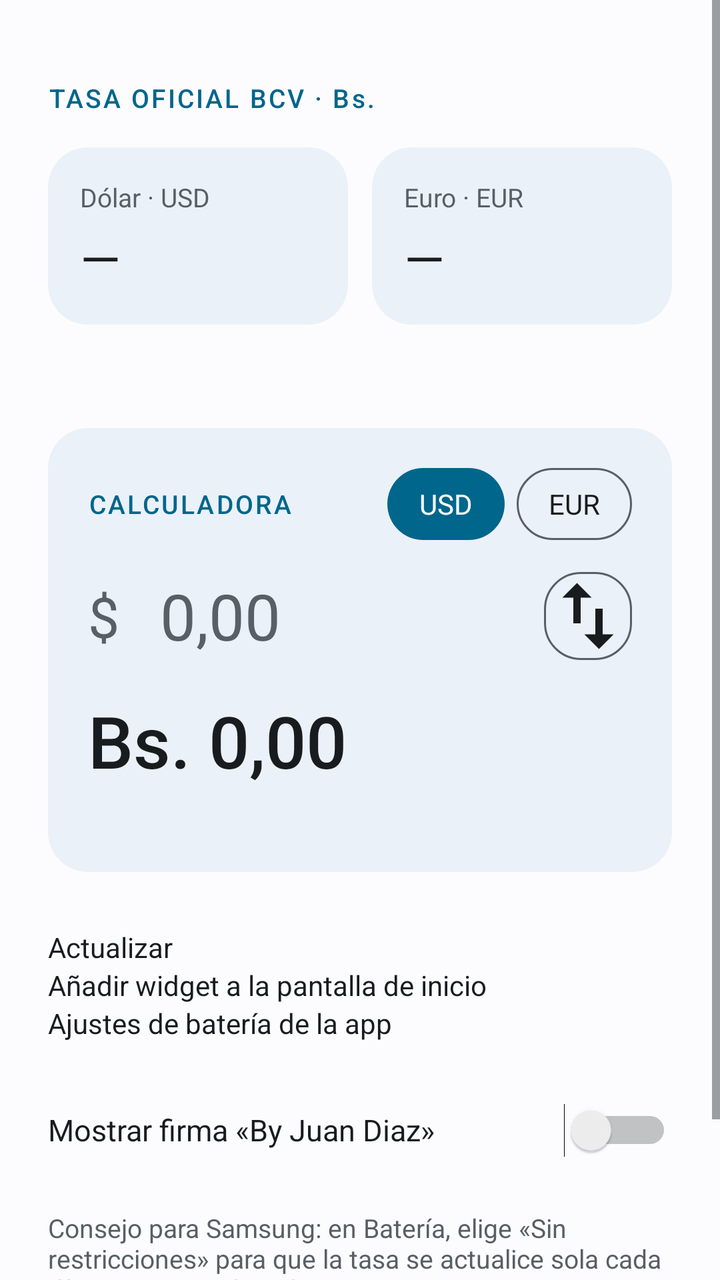
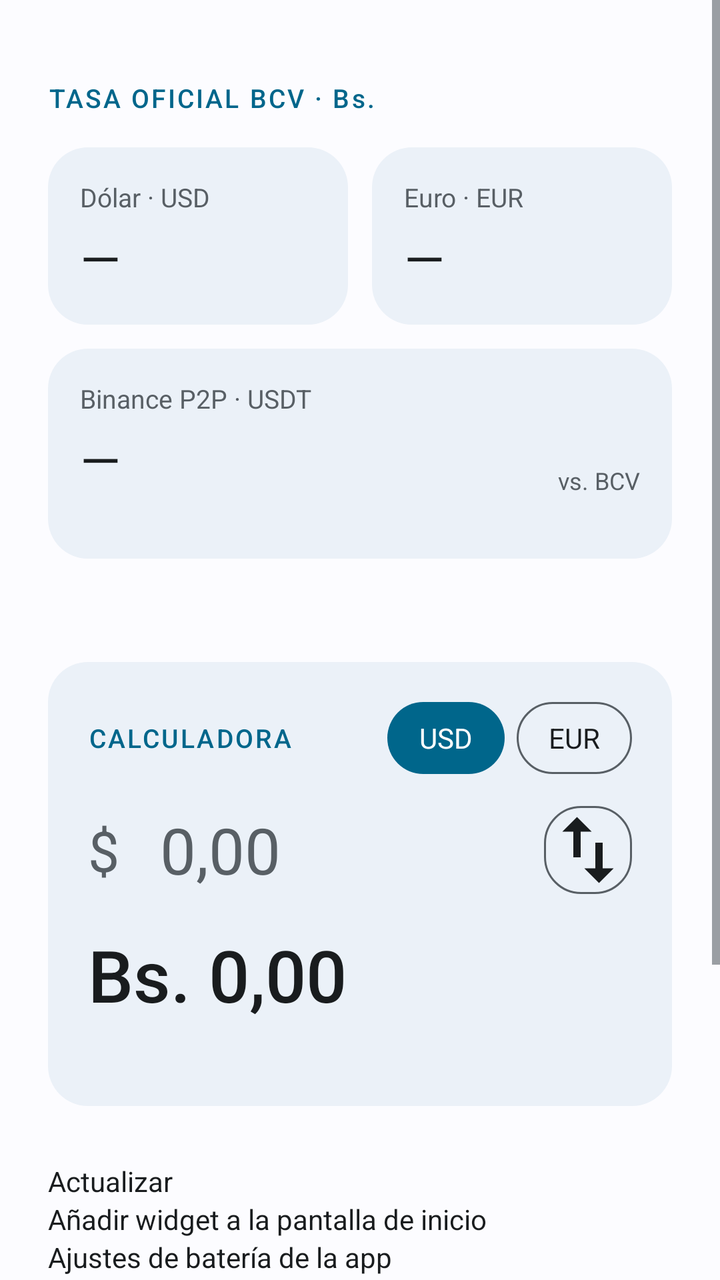

Compare the two renders of this Android layout. The source of the first and the diff that turns it into the second are given below.
<!-- AndroidManifest.xml: application theme AppTheme -->
<!-- res/layout/activity_main.xml -->
<?xml version="1.0" encoding="utf-8"?>
<ScrollView xmlns:android="http://schemas.android.com/apk/res/android"
    android:layout_width="match_parent"
    android:layout_height="match_parent"
    android:background="@color/surface"
    android:fillViewport="true"
    android:fitsSystemWindows="true">

    <LinearLayout
        android:layout_width="match_parent"
        android:layout_height="wrap_content"
        android:orientation="vertical"
        android:padding="24dp">

        <TextView
            android:layout_width="wrap_content"
            android:layout_height="wrap_content"
            android:layout_marginTop="16dp"
            android:fontFamily="sans-serif-medium"
            android:letterSpacing="0.08"
            android:text="@string/header"
            android:textColor="@color/accent"
            android:textSize="13sp" />

        
        <LinearLayout
            android:layout_width="match_parent"
            android:layout_height="wrap_content"
            android:layout_marginTop="16dp"
            android:orientation="horizontal">

            <LinearLayout
                android:layout_width="0dp"
                android:layout_height="wrap_content"
                android:layout_marginEnd="6dp"
                android:layout_weight="1"
                android:background="@drawable/card_bg"
                android:orientation="vertical"
                android:padding="16dp">

                <TextView
                    android:layout_width="wrap_content"
                    android:layout_height="wrap_content"
                    android:text="Dólar · USD"
                    android:textColor="@color/text_secondary"
                    android:textSize="13sp" />

                <TextView
                    android:id="@+id/usd"
                    android:layout_width="wrap_content"
                    android:layout_height="wrap_content"
                    android:layout_marginTop="4dp"
                    android:maxLines="1"
                    android:text="—"
                    android:textColor="@color/text_primary"
                    android:textSize="26sp" />
            </LinearLayout>

            <LinearLayout
                android:layout_width="0dp"
                android:layout_height="wrap_content"
                android:layout_marginStart="6dp"
                android:layout_weight="1"
                android:background="@drawable/card_bg"
                android:orientation="vertical"
                android:padding="16dp">

                <TextView
                    android:layout_width="wrap_content"
                    android:layout_height="wrap_content"
                    android:text="Euro · EUR"
                    android:textColor="@color/text_secondary"
                    android:textSize="13sp" />

                <TextView
                    android:id="@+id/eur"
                    android:layout_width="wrap_content"
                    android:layout_height="wrap_content"
                    android:layout_marginTop="4dp"
                    android:maxLines="1"
                    android:text="—"
                    android:textColor="@color/text_primary"
                    android:textSize="26sp" />
            </LinearLayout>
        </LinearLayout>

        <TextView
            android:id="@+id/status"
            android:layout_width="wrap_content"
            android:layout_height="wrap_content"
            android:layout_marginTop="10dp"
            android:textColor="@color/text_secondary"
            android:textSize="13sp" />

        
        <LinearLayout
            android:layout_width="match_parent"
            android:layout_height="wrap_content"
            android:layout_marginTop="24dp"
            android:background="@drawable/card_bg"
            android:orientation="vertical"
            android:padding="20dp">

            <LinearLayout
                android:layout_width="match_parent"
                android:layout_height="wrap_content"
                android:gravity="center_vertical"
                android:orientation="horizontal">

                <TextView
                    android:layout_width="0dp"
                    android:layout_height="wrap_content"
                    android:layout_weight="1"
                    android:fontFamily="sans-serif-medium"
                    android:letterSpacing="0.08"
                    android:text="@string/calc_title"
                    android:textColor="@color/accent"
                    android:textSize="13sp" />

                <RadioGroup
                    android:id="@+id/currency"
                    android:layout_width="wrap_content"
                    android:layout_height="wrap_content"
                    android:checkedButton="@+id/cur_usd"
                    android:orientation="horizontal">

                    <RadioButton
                        android:id="@+id/cur_usd"
                        android:layout_width="wrap_content"
                        android:layout_height="36dp"
                        android:background="@drawable/seg_bg"
                        android:button="@null"
                        android:gravity="center"
                        android:paddingStart="16dp"
                        android:paddingEnd="16dp"
                        android:text="USD"
                        android:textColor="@color/seg_text"
                        android:textSize="14sp" />

                    <RadioButton
                        android:id="@+id/cur_eur"
                        android:layout_width="wrap_content"
                        android:layout_height="36dp"
                        android:layout_marginStart="6dp"
                        android:background="@drawable/seg_bg"
                        android:button="@null"
                        android:gravity="center"
                        android:paddingStart="16dp"
                        android:paddingEnd="16dp"
                        android:text="EUR"
                        android:textColor="@color/seg_text"
                        android:textSize="14sp" />
                </RadioGroup>
            </LinearLayout>

            
            <LinearLayout
                android:layout_width="match_parent"
                android:layout_height="wrap_content"
                android:layout_marginTop="16dp"
                android:gravity="center_vertical"
                android:orientation="horizontal">

                <TextView
                    android:id="@+id/in_symbol"
                    android:layout_width="wrap_content"
                    android:layout_height="wrap_content"
                    android:minWidth="36dp"
                    android:text="$"
                    android:textColor="@color/text_secondary"
                    android:textSize="28sp" />

                <EditText
                    android:id="@+id/amount"
                    android:layout_width="0dp"
                    android:layout_height="wrap_content"
                    android:layout_weight="1"
                    android:backgroundTint="@color/accent"
                    android:digits="0123456789.,"
                    android:hint="0,00"
                    android:importantForAutofill="no"
                    android:inputType="numberDecimal"
                    android:maxLength="15"
                    android:textColor="@color/text_primary"
                    android:textColorHint="@color/text_secondary"
                    android:textSize="32sp" />

                <ImageButton
                    android:id="@+id/swap"
                    android:layout_width="44dp"
                    android:layout_height="44dp"
                    android:layout_marginStart="8dp"
                    android:background="@drawable/seg_bg"
                    android:contentDescription="@string/swap"
                    android:src="@drawable/ic_swap" />
            </LinearLayout>

            
            <TextView
                android:id="@+id/result"
                android:layout_width="match_parent"
                android:layout_height="wrap_content"
                android:layout_marginTop="16dp"
                android:fontFamily="sans-serif-medium"
                android:text="Bs. 0,00"
                android:textColor="@color/text_primary"
                android:textIsSelectable="false"
                android:textSize="36sp" />

            <TextView
                android:id="@+id/rate_used"
                android:layout_width="match_parent"
                android:layout_height="wrap_content"
                android:layout_marginTop="4dp"
                android:textColor="@color/text_secondary"
                android:textSize="13sp" />
        </LinearLayout>

        <Button
            android:id="@+id/btn_refresh"
            android:layout_width="match_parent"
            android:layout_height="wrap_content"
            android:layout_marginTop="28dp"
            android:text="@string/refresh" />

        <Button
            android:id="@+id/btn_pin"
            android:layout_width="match_parent"
            android:layout_height="wrap_content"
            android:text="@string/pin" />

        <Button
            android:id="@+id/btn_battery"
            android:layout_width="match_parent"
            android:layout_height="wrap_content"
            android:text="@string/battery" />

        <Switch
            android:id="@+id/show_credit"
            android:layout_width="match_parent"
            android:layout_height="wrap_content"
            android:layout_marginTop="20dp"
            android:minHeight="48dp"
            android:text="@string/show_credit"
            android:textColor="@color/text_primary"
            android:textSize="15sp" />

        <TextView
            android:layout_width="wrap_content"
            android:layout_height="wrap_content"
            android:layout_marginTop="16dp"
            android:text="@string/battery_hint"
            android:textColor="@color/text_secondary"
            android:textSize="13sp" />

        <TextView
            android:id="@+id/credit"
            android:layout_width="wrap_content"
            android:layout_height="wrap_content"
            android:layout_gravity="center_horizontal"
            android:layout_marginTop="40dp"
            android:alpha="0.45"
            android:text="@string/credit"
            android:textColor="@color/text_secondary"
            android:textSize="11sp" />
    </LinearLayout>
</ScrollView>
<!-- resources referenced by this layout -->
<resources>
  <color name="accent">#FF8A6A12</color>
  <color name="surface">#FFF7F8FC</color>
  <color name="text_primary">#FF121A41</color>
  <color name="text_secondary">#FF5B6280</color>
  <!-- drawable card_bg (drawable) -->
  <?xml version="1.0" encoding="utf-8"?>
  <shape xmlns:android="http://schemas.android.com/apk/res/android" android:shape="rectangle">
      <solid android:color="@color/card" />
      <corners android:radius="20dp" />
  </shape>
  <!-- drawable ic_swap (drawable) -->
  <vector xmlns:android="http://schemas.android.com/apk/res/android"
      android:width="22dp" android:height="22dp"
      android:viewportWidth="24" android:viewportHeight="24">
      <path android:fillColor="@color/text_primary"
          android:pathData="M16,17.01V10h-2v7.01h-3L15,21l4,-3.99h-3zM9,3L5,6.99h3V14h2V6.99h3L9,3z" />
  </vector>
  <!-- drawable seg_bg (drawable) -->
  <?xml version="1.0" encoding="utf-8"?>
  <selector xmlns:android="http://schemas.android.com/apk/res/android">
      <item android:state_checked="true">
          <shape android:shape="rectangle">
              <solid android:color="@color/accent" />
              <corners android:radius="18dp" />
          </shape>
      </item>
      <item>
          <shape android:shape="rectangle">
              <stroke android:width="1dp" android:color="@color/text_secondary" />
              <corners android:radius="18dp" />
          </shape>
      </item>
  </selector>
  <string name="battery">Ajustes de batería de la app</string>
  <string name="battery_hint">Consejo para Samsung: en Batería, elige «Sin restricciones» para que la tasa se actualice sola cada día aunque no abras la app.</string>
  <string name="calc_title">CALCULADORA</string>
  <string name="credit">By Juan Diaz</string>
  <string name="header">TASA OFICIAL BCV · Bs.</string>
  <string name="pin">Añadir widget a la pantalla de inicio</string>
  <string name="refresh">Actualizar</string>
  <string name="show_credit">Mostrar firma «By Juan Diaz»</string>
  <string name="swap">Invertir conversión</string>
  <style name="AppTheme" parent="@android:style/Theme.DeviceDefault.Light" />
  <color name="card">#FFFFFFFF</color>
</resources>

<!-- the commit's change to res/layout/activity_main.xml (unified diff, before → after) -->
@@ -81,6 +81,71 @@
                     android:text="—"
                     android:textColor="@color/text_primary"
                     android:textSize="26sp" />
+            </LinearLayout>
+        </LinearLayout>
+
+        
+        <LinearLayout
+            android:layout_width="match_parent"
+            android:layout_height="wrap_content"
+            android:layout_marginTop="12dp"
+            android:background="@drawable/card_bg"
+            android:gravity="center_vertical"
+            android:orientation="horizontal"
+            android:padding="16dp">
+
+            <LinearLayout
+                android:layout_width="0dp"
+                android:layout_height="wrap_content"
+                android:layout_weight="1"
+                android:orientation="vertical">
+
+                <TextView
+                    android:id="@+id/mkt_label"
+                    android:layout_width="wrap_content"
+                    android:layout_height="wrap_content"
+                    android:text="@string/mkt_label_binance"
+                    android:textColor="@color/text_secondary"
+                    android:textSize="13sp" />
+
+                <TextView
+                    android:id="@+id/mkt_value"
+                    android:layout_width="wrap_content"
+                    android:layout_height="wrap_content"
+                    android:layout_marginTop="4dp"
+                    android:maxLines="1"
+                    android:text="—"
+                    android:textColor="@color/text_primary"
+                    android:textSize="26sp" />
+
+                <TextView
+                    android:id="@+id/mkt_time"
+                    android:layout_width="wrap_content"
+                    android:layout_height="wrap_content"
+                    android:textColor="@color/text_secondary"
+                    android:textSize="12sp" />
+            </LinearLayout>
+
+            <LinearLayout
+                android:layout_width="wrap_content"
+                android:layout_height="wrap_content"
+                android:gravity="end"
+                android:orientation="vertical">
+
+                <TextView
+                    android:id="@+id/mkt_gap"
+                    android:layout_width="wrap_content"
+                    android:layout_height="wrap_content"
+                    android:fontFamily="sans-serif-medium"
+                    android:textColor="@color/text_primary"
+                    android:textSize="20sp" />
+
+                <TextView
+                    android:layout_width="wrap_content"
+                    android:layout_height="wrap_content"
+                    android:text="@string/mkt_gap_caption"
+                    android:textColor="@color/text_secondary"
+                    android:textSize="12sp" />
             </LinearLayout>
         </LinearLayout>
 
@@ -214,6 +279,55 @@
                 android:layout_marginTop="4dp"
                 android:textColor="@color/text_secondary"
                 android:textSize="13sp" />
+
+            
+            <LinearLayout
+                android:id="@+id/compare_box"
+                android:layout_width="match_parent"
+                android:layout_height="wrap_content"
+                android:layout_marginTop="16dp"
+                android:orientation="vertical"
+                android:visibility="gone">
+
+                <View
+                    android:layout_width="match_parent"
+                    android:layout_height="1dp"
+                    android:alpha="0.25"
+                    android:background="@color/text_secondary" />
+
+                <TextView
+                    android:id="@+id/compare_title"
+                    android:layout_width="wrap_content"
+                    android:layout_height="wrap_content"
+                    android:layout_marginTop="14dp"
+                    android:textColor="@color/text_secondary"
+                    android:textSize="13sp" />
+
+                <TextView
+                    android:id="@+id/compare_value"
+                    android:layout_width="wrap_content"
+                    android:layout_height="wrap_content"
+                    android:layout_marginTop="2dp"
+                    android:textColor="@color/text_primary"
+                    android:textSize="24sp" />
+
+                <TextView
+                    android:id="@+id/compare_diff"
+                    android:layout_width="wrap_content"
+                    android:layout_height="wrap_content"
+                    android:layout_marginTop="6dp"
+                    android:fontFamily="sans-serif-medium"
+                    android:textSize="15sp" />
+
+                <TextView
+                    android:id="@+id/compare_note"
+                    android:layout_width="wrap_content"
+                    android:layout_height="wrap_content"
+                    android:layout_marginTop="6dp"
+                    android:text="@string/compare_note"
+                    android:textColor="@color/text_secondary"
+                    android:textSize="11sp" />
+            </LinearLayout>
         </LinearLayout>
 
         <Button
<!-- resource entries referenced after the edit -->
@@ -36,8 +36,11 @@
   <string name="battery">Ajustes de batería de la app</string>
   <string name="battery_hint">Consejo para Samsung: en Batería, elige «Sin restricciones» para que la tasa se actualice sola cada día aunque no abras la app.</string>
   <string name="calc_title">CALCULADORA</string>
+  <string name="compare_note">Estimado con la mediana de los 5 mejores anuncios de venta de USDT. El precio final depende del anuncio que elijas.</string>
   <string name="credit">By Juan Diaz</string>
   <string name="header">TASA OFICIAL BCV · Bs.</string>
+  <string name="mkt_gap_caption">vs. BCV</string>
+  <string name="mkt_label_binance">Binance P2P · USDT</string>
   <string name="pin">Añadir widget a la pantalla de inicio</string>
   <string name="refresh">Actualizar</string>
   <string name="show_credit">Mostrar firma «By Juan Diaz»</string>
